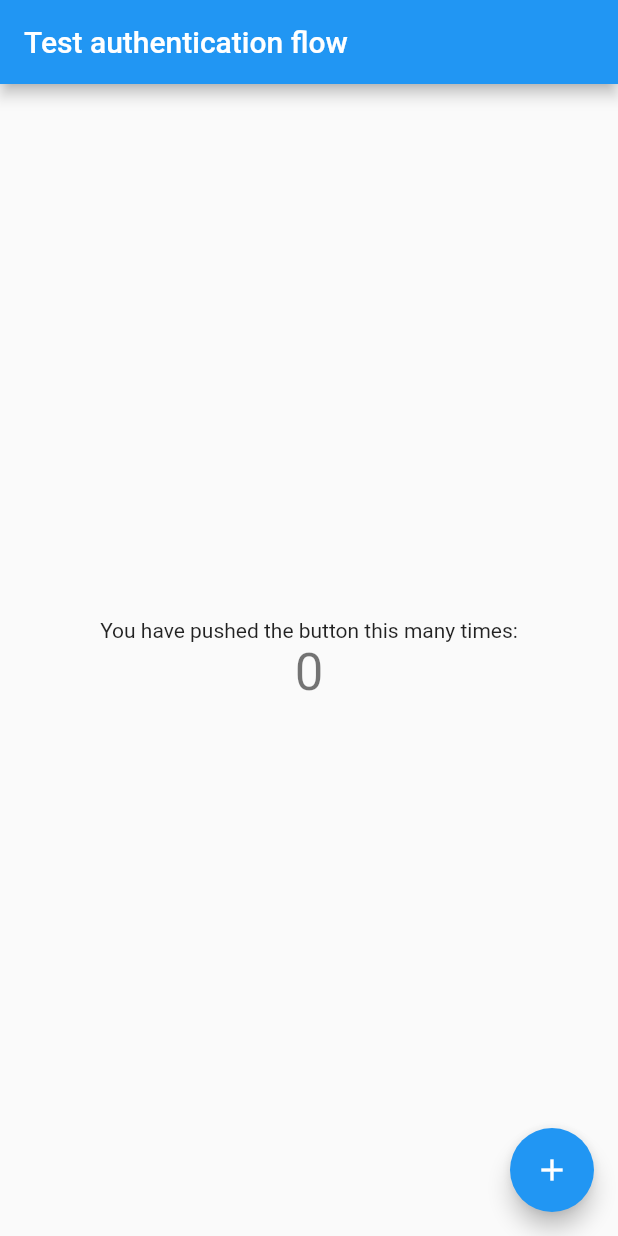
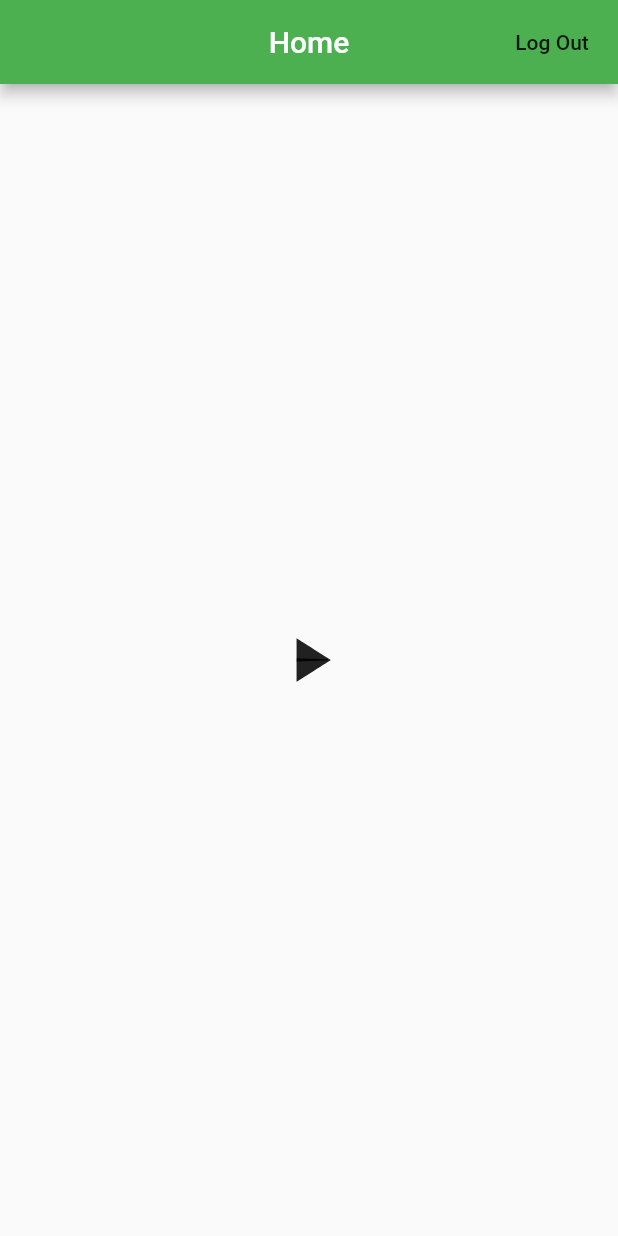
Before and after one commit to pritampodder12/flutter_authentication_flow, a Flutter app: the screen it shows after launch, after a tap on "Log In", on a phone screen of 412 x 824 dp. Run offline on Flutter 3.47's test engine with Material 2 defaults, Android fonts, the phone set to English and light mode, and no system bars; our stand-ins replace firebase_auth, flutter_svg, google_sign_in, shared_preferences; accounts and stored records are empty.

```diff
--- /dev/null
+++ b/lib/constants/image_names.dart
@@ -0,0 +1,3 @@
+class ImageNames {
+  static final googleLogo = 'assets/images/google_logo.svg';
+}
--- /dev/null
+++ b/lib/constants/index.dart
@@ -0,0 +1,2 @@
+export './image_names.dart';
+export './router_names.dart';
--- a/lib/main.dart
+++ b/lib/main.dart
@@ -21,6 +21,11 @@ class MyApp extends StatelessWidget {
     return MaterialApp(
       initialRoute: initialRoute,
       onGenerateRoute: mainRoutes,
+      theme: ThemeData(
+          primaryColor: Colors.green,
+          accentColor: Colors.white,
+          primarySwatch: Colors.deepOrange),
+      debugShowCheckedModeBanner: false,
     );
   }
 }
--- a/lib/pages/home_page.dart
+++ b/lib/pages/home_page.dart
@@ -1,71 +1,65 @@
+import 'package:case_study/constants/router_names.dart';
 import 'package:flutter/material.dart';
 
-class MyHomePage extends StatefulWidget {
-  MyHomePage({Key key, this.title}) : super(key: key);
-  final String title;
+class HomePage extends StatefulWidget {
+  @override
+  _HomePageState createState() => _HomePageState();
+}
+
+class _HomePageState extends State<HomePage>
+    with SingleTickerProviderStateMixin {
+  AnimationController _animationController;
+  bool isPlaying = false;
 
   @override
-  _MyHomePageState createState() => _MyHomePageState();
-}
+  void initState() {
+    super.initState();
+    _animationController =
+        AnimationController(vsync: this, duration: Duration(milliseconds: 300));
+  }
 
-class _MyHomePageState extends State<MyHomePage> {
-  int _counter = 0;
-
-  void _incrementCounter() {
-    setState(() {
-      _counter++;
-    });
+  @override
+  void dispose() {
+    super.dispose();
+    _animationController.dispose();
   }
 
   @override
   Widget build(BuildContext context) {
-    // This method is rerun every time setState is called, for instance as done
-    // by the _incrementCounter method above.
-    //
-    // The Flutter framework has been optimized to make rerunning build methods
-    // fast, so that you can just rebuild anything that needs updating rather
-    // than having to individually change instances of widgets.
     return Scaffold(
       appBar: AppBar(
-        // Here we take the value from the MyHomePage object that was created by
-        // the App.build method, and use it to set our appbar title.
-        title: Text(widget.title),
+        title: Text('Home'),
+        centerTitle: true,
+        actions: [
+          FlatButton(
+            onPressed: () {
+              Navigator.pushReplacementNamed(context, RouterNames.LOGIN);
+            },
+            child: Text('Log Out'),
+          )
+        ],
       ),
-      body: Center(
-        // Center is a layout widget. It takes a single child and positions it
-        // in the middle of the parent.
-        child: Column(
-          // Column is also a layout widget. It takes a list of children and
-          // arranges them vertically. By default, it sizes itself to fit its
-          // children horizontally, and tries to be as tall as its parent.
-          //
-          // Invoke "debug painting" (press "p" in the console, choose the
-          // "Toggle Debug Paint" action from the Flutter Inspector in Android
-          // Studio, or the "Toggle Debug Paint" command in Visual Studio Code)
-          // to see the wireframe for each widget.
-          //
-          // Column has various properties to control how it sizes itself and
-          // how it positions its children. Here we use mainAxisAlignment to
-          // center the children vertically; the main axis here is the vertical
-          // axis because Columns are vertical (the cross axis would be
-          // horizontal).
-          mainAxisAlignment: MainAxisAlignment.center,
-          children: <Widget>[
-            Text(
-              'You have pushed the button this many times:',
+      body: Container(
+        child: Center(
+          child: IconButton(
+            iconSize: 50,
+            icon: AnimatedIcon(
+              icon: AnimatedIcons.play_pause,
+              progress: _animationController,
             ),
-            Text(
-              '$_counter',
-              style: Theme.of(context).textTheme.headline4,
-            ),
-          ],
+            onPressed: () => _handleOnPressed(),
+          ),
         ),
       ),
-      floatingActionButton: FloatingActionButton(
-        onPressed: _incrementCounter,
-        tooltip: 'Increment',
-        child: Icon(Icons.add),
-      ), // This trailing comma makes auto-formatting nicer for build methods.
     );
   }
+
+  void _handleOnPressed() {
+    setState(() {
+      isPlaying = !isPlaying;
+      isPlaying
+          ? _animationController.forward()
+          : _animationController.reverse();
+    });
+  }
 }
--- a/lib/pages/login_page.dart
+++ b/lib/pages/login_page.dart
@@ -1,19 +1,84 @@
 import 'package:flutter/material.dart';
 import 'package:shared_preferences/shared_preferences.dart';
-import '../constants/router_names.dart';
+import 'package:flutter_svg/flutter_svg.dart';
+import 'package:firebase_auth/firebase_auth.dart';
+import 'package:google_sign_in/google_sign_in.dart';
 
-class LoginPage extends StatelessWidget {
+import '../constants/index.dart';
+
+class LoginPage extends StatefulWidget {
+  @override
+  _LoginPageState createState() => _LoginPageState();
+}
+
+class _LoginPageState extends State<LoginPage> {
+  final FirebaseAuth _auth = FirebaseAuth.instance;
+  final GoogleSignIn googleSignIn = GoogleSignIn();
+
+  Future<String> signInWithGoogle() async {
+    final GoogleSignInAccount googleSignInAccount = await googleSignIn.signIn();
+    final GoogleSignInAuthentication googleSignInAuthentication =
+        await googleSignInAccount.authentication;
+
+    final AuthCredential credential = GoogleAuthProvider.getCredential(
+      accessToken: googleSignInAuthentication.accessToken,
+      idToken: googleSignInAuthentication.idToken,
+    );
+
+    final AuthResult authResult = await _auth.signInWithCredential(credential);
+    final FirebaseUser user = authResult.user;
+
+    assert(!user.isAnonymous);
+    assert(await user.getIdToken() != null);
+
+    final FirebaseUser currentUser = await _auth.currentUser();
+    assert(user.uid == currentUser.uid);
+
+    return 'signInWithGoogle succeeded: $user';
+  }
+
+  void signOutGoogle() async {
+    await googleSignIn.signOut();
+
+    print("User Sign Out");
+  }
+
   @override
   Widget build(BuildContext context) {
     return Scaffold(
-        body: Center(
-            child: RaisedButton(
-      onPressed: () async {
-        SharedPreferences prefs = await SharedPreferences.getInstance();
-        prefs.setBool('loggedIn', true);
-        Navigator.pushReplacementNamed(context, RouterNames.HOME);
-      },
-      child: Text('Log In'),
-    )));
+        body: Container(
+      height: double.infinity,
+      width: double.infinity,
+      child: Column(
+        mainAxisAlignment: MainAxisAlignment.center,
+        crossAxisAlignment: CrossAxisAlignment.center,
+        children: [
+          RaisedButton(
+            color: Theme.of(context).primaryColor,
+            onPressed: () async {
+              // SharedPreferences prefs = await SharedPreferences.getInstance();
+              // prefs.setBool('loggedIn', true);
+              Navigator.pushReplacementNamed(context, RouterNames.HOME);
+            },
+            child: Text('Log In',
+                style: TextStyle(color: Theme.of(context).accentColor)),
+          ),
+          SizedBox(height: 20),
+          IconButton(
+            onPressed: () {
+              signInWithGoogle().whenComplete(() {
+                Navigator.of(context).pushReplacementNamed(RouterNames.HOME);
+              });
+            },
+            icon: SvgPicture.asset(
+              ImageNames.googleLogo,
+              semanticsLabel: 'Acme Logo',
+              height: 30,
+              width: 30,
+            ),
+          ),
+        ],
+      ),
+    ));
   }
 }
--- a/lib/routes/main_routes.dart
+++ b/lib/routes/main_routes.dart
@@ -9,10 +9,7 @@ Route<dynamic> mainRoutes(RouteSettings settings) {
       return MaterialPageRoute(builder: (context) => LoginPage());
       break;
     case RouterNames.HOME:
-      return MaterialPageRoute(
-          builder: (context) => MyHomePage(
-                title: 'Test authentication flow',
-              ));
+      return MaterialPageRoute(builder: (context) => HomePage());
       break;
     default:
       return null;
```
Also changed, not shown: pubspec.yaml (+5 -3 lines), assets/images/google_logo.svg (added), pubspec.lock.
